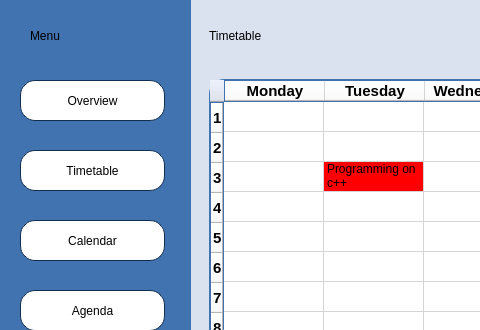
BeliaViktoria/Planner, file Planner/timetablemain.ui: the form before one commit; both pictures show x 0 to 480 and y 0 to 330 of the 1000 by 650 pixel window.
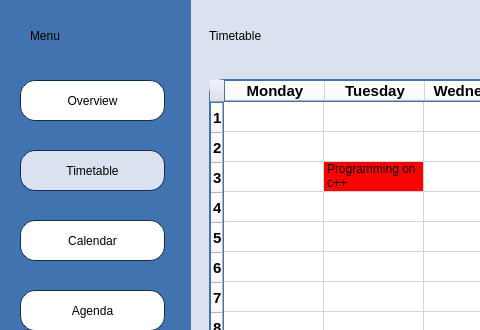
The form after the commit.

Commit message: menu buttons colors added

```diff
--- a/Planner/timetablemain.ui
+++ b/Planner/timetablemain.ui
@@ -617,7 +617,7 @@
     <property name="styleSheet">
      <string notr="true">font: 14pt &quot;Gentium Book Basic&quot;;
 color: black;
-background: rgb(255, 255, 255);
+background: rgb(219, 226, 239);
 border-radius: 15px;
 border-style: solid;
 border-width: 1px;
```
The commit also changes 7 other files.
